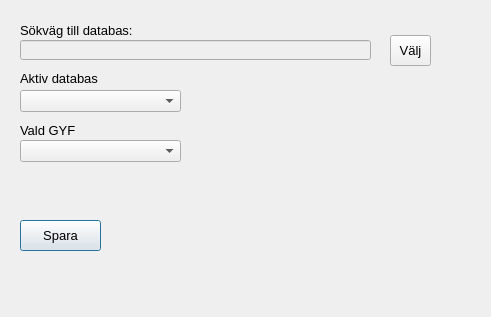
Above: ui/settings.ui from co-city/QGYF before the change. Below: the same form after it.
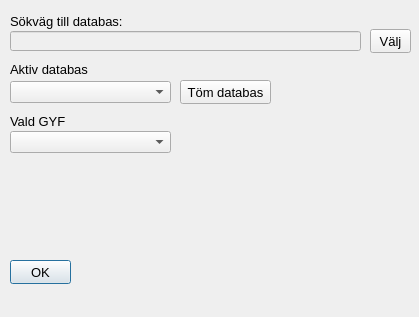
That is the form after the change. Icons and pictures are not drawn.

```diff
--- a/ui/settings.ui
+++ b/ui/settings.ui
@@ -6,7 +6,7 @@
    <rect>
     <x>0</x>
     <y>0</y>
-    <width>491</width>
+    <width>419</width>
     <height>317</height>
    </rect>
   </property>
@@ -26,21 +26,21 @@
   <widget class="QPushButton" name="okButton">
    <property name="geometry">
     <rect>
-     <x>20</x>
-     <y>220</y>
-     <width>81</width>
-     <height>31</height>
+     <x>10</x>
+     <y>260</y>
+     <width>61</width>
+     <height>24</height>
     </rect>
    </property>
    <property name="text">
-    <string>Spara</string>
+    <string>OK</string>
    </property>
   </widget>
   <widget class="QLabel" name="label">
    <property name="geometry">
     <rect>
-     <x>20</x>
-     <y>20</y>
+     <x>10</x>
+     <y>11</y>
      <width>121</width>
      <height>21</height>
     </rect>
@@ -52,8 +52,8 @@
   <widget class="QLabel" name="label_2">
    <property name="geometry">
     <rect>
-     <x>20</x>
-     <y>70</y>
+     <x>10</x>
+     <y>61</y>
      <width>101</width>
      <height>16</height>
     </rect>
@@ -65,8 +65,8 @@
   <widget class="QLabel" name="label_3">
    <property name="geometry">
     <rect>
-     <x>20</x>
-     <y>120</y>
+     <x>10</x>
+     <y>111</y>
      <width>81</width>
      <height>21</height>
     </rect>
@@ -81,8 +81,8 @@
    </property>
    <property name="geometry">
     <rect>
-     <x>20</x>
-     <y>40</y>
+     <x>10</x>
+     <y>31</y>
      <width>351</width>
      <height>20</height>
     </rect>
@@ -94,8 +94,8 @@
   <widget class="QComboBox" name="activeDatabase">
    <property name="geometry">
     <rect>
-     <x>20</x>
-     <y>90</y>
+     <x>10</x>
+     <y>81</y>
      <width>161</width>
      <height>22</height>
     </rect>
@@ -104,8 +104,8 @@
   <widget class="QComboBox" name="currentGyf">
    <property name="geometry">
     <rect>
-     <x>20</x>
-     <y>140</y>
+     <x>10</x>
+     <y>131</y>
      <width>161</width>
      <height>22</height>
     </rect>
@@ -114,16 +114,29 @@
   <widget class="QToolButton" name="selectPathButton">
    <property name="geometry">
     <rect>
-     <x>390</x>
-     <y>35</y>
+     <x>370</x>
+     <y>29</y>
      <width>41</width>
-     <height>31</height>
+     <height>24</height>
     </rect>
    </property>
    <property name="text">
     <string>Välj</string>
    </property>
   </widget>
+  <widget class="QPushButton" name="clearDatabaseButton">
+   <property name="geometry">
+    <rect>
+     <x>180</x>
+     <y>80</y>
+     <width>91</width>
+     <height>24</height>
+    </rect>
+   </property>
+   <property name="text">
+    <string>Töm databas</string>
+   </property>
+  </widget>
  </widget>
  <resources>
   <include location="../resources.py"/>
```
